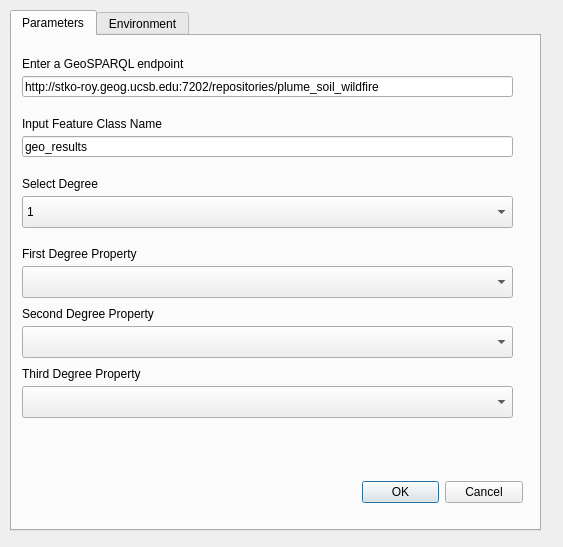
KnowWhereGraph/geoenrichment-qgis, file kwg_geoenrichment/kwg_linkedData_relationship_finder_dialog_base.ui: the form before one commit.
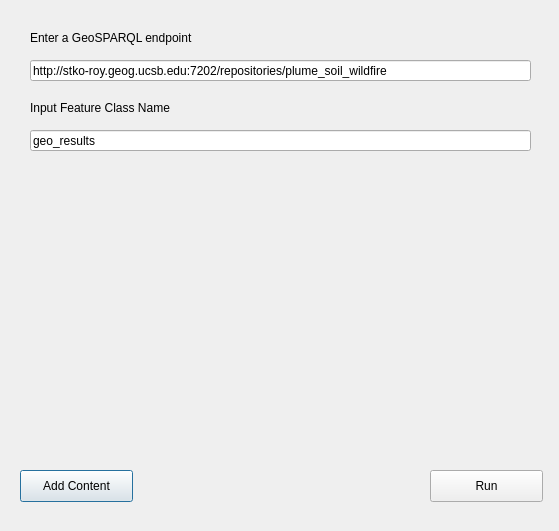
The form after the commit.

Commit message:
Adding content type on button click
Adding content type on button click

```diff
--- a/kwg_geoenrichment/kwg_linkedData_relationship_finder_dialog_base.ui
+++ b/kwg_geoenrichment/kwg_linkedData_relationship_finder_dialog_base.ui
@@ -6,119 +6,18 @@
    <rect>
     <x>0</x>
     <y>0</y>
-    <width>563</width>
-    <height>547</height>
+    <width>559</width>
+    <height>531</height>
    </rect>
   </property>
   <property name="windowTitle">
    <string>KWG Geoenrichment</string>
   </property>
-  <widget class="QTabWidget" name="tabWidget">
-   <property name="geometry">
-    <rect>
-     <x>10</x>
-     <y>10</y>
-     <width>531</width>
-     <height>521</height>
-    </rect>
-   </property>
-   <property name="toolTip">
-    <string>&lt;html&gt;&lt;head/&gt;&lt;body&gt;&lt;p&gt;Parameters&lt;/p&gt;&lt;/body&gt;&lt;/html&gt;</string>
-   </property>
-   <property name="currentIndex">
-    <number>0</number>
-   </property>
-   <widget class="QWidget" name="tab">
-    <attribute name="title">
-     <string>Parameters</string>
-    </attribute>
-    <widget class="QLabel" name="label">
-     <property name="geometry">
-      <rect>
-       <x>10</x>
-       <y>10</y>
-       <width>351</width>
-       <height>20</height>
-      </rect>
-     </property>
-     <property name="text">
-      <string/>
-     </property>
-    </widget>
-    <widget class="QLabel" name="label_2">
-     <property name="geometry">
-      <rect>
-       <x>10</x>
-       <y>210</y>
-       <width>481</width>
-       <height>16</height>
-      </rect>
-     </property>
-     <property name="text">
-      <string>First Degree Property</string>
-     </property>
-    </widget>
-    <widget class="QComboBox" name="comboBox_1">
-     <property name="geometry">
-      <rect>
-       <x>10</x>
-       <y>230</y>
-       <width>491</width>
-       <height>32</height>
-      </rect>
-     </property>
-    </widget>
-    <widget class="QLabel" name="label_6">
-     <property name="geometry">
-      <rect>
-       <x>10</x>
-       <y>270</y>
-       <width>481</width>
-       <height>16</height>
-      </rect>
-     </property>
-     <property name="text">
-      <string>Second Degree Property</string>
-     </property>
-    </widget>
-    <widget class="QLabel" name="label_7">
-     <property name="geometry">
-      <rect>
-       <x>10</x>
-       <y>330</y>
-       <width>481</width>
-       <height>16</height>
-      </rect>
-     </property>
-     <property name="text">
-      <string>Third Degree Property</string>
-     </property>
-    </widget>
-    <widget class="QComboBox" name="comboBox_2">
-     <property name="geometry">
-      <rect>
-       <x>10</x>
-       <y>290</y>
-       <width>491</width>
-       <height>32</height>
-      </rect>
-     </property>
-    </widget>
-    <widget class="QComboBox" name="comboBox_3">
-     <property name="geometry">
-      <rect>
-       <x>10</x>
-       <y>350</y>
-       <width>491</width>
-       <height>32</height>
-      </rect>
-     </property>
-    </widget>
     <widget class="QLabel" name="label_8">
      <property name="geometry">
       <rect>
-       <x>10</x>
-       <y>20</y>
+     <x>30</x>
+     <y>30</y>
        <width>481</width>
        <height>16</height>
       </rect>
@@ -127,25 +26,12 @@
       <string>Enter a GeoSPARQL endpoint</string>
      </property>
     </widget>
-    <widget class="QLabel" name="label_9">
-     <property name="geometry">
-      <rect>
-       <x>10</x>
-       <y>80</y>
-       <width>481</width>
-       <height>16</height>
-      </rect>
-     </property>
-     <property name="text">
-      <string>Input Feature Class Name</string>
-     </property>
-    </widget>
     <widget class="QLineEdit" name="lineEdit">
      <property name="geometry">
       <rect>
-       <x>10</x>
-       <y>40</y>
-       <width>491</width>
+     <x>30</x>
+     <y>60</y>
+     <width>501</width>
        <height>21</height>
       </rect>
      </property>
@@ -153,12 +39,25 @@
       <string>http://stko-roy.geog.ucsb.edu:7202/repositories/plume_soil_wildfire</string>
      </property>
     </widget>
-    <widget class="QLineEdit" name="lineEdit_2">
+  <widget class="QLabel" name="label_9">
      <property name="geometry">
       <rect>
-       <x>10</x>
+     <x>30</x>
        <y>100</y>
-       <width>491</width>
+     <width>481</width>
+     <height>16</height>
+    </rect>
+   </property>
+   <property name="text">
+    <string>Input Feature Class Name</string>
+   </property>
+  </widget>
+  <widget class="QLineEdit" name="lineEdit_2">
+   <property name="geometry">
+    <rect>
+     <x>30</x>
+     <y>130</y>
+     <width>501</width>
        <height>21</height>
       </rect>
      </property>
@@ -166,66 +65,46 @@
       <string>geo_results</string>
      </property>
     </widget>
-    <widget class="QDialogButtonBox" name="button_box">
+  <widget class="QPushButton" name="addContent">
      <property name="geometry">
       <rect>
-       <x>350</x>
-       <y>440</y>
-       <width>161</width>
+     <x>20</x>
+     <y>470</y>
+     <width>113</width>
        <height>32</height>
       </rect>
      </property>
-     <property name="orientation">
-      <enum>Qt::Horizontal</enum>
-     </property>
-     <property name="standardButtons">
-      <set>QDialogButtonBox::Cancel|QDialogButtonBox::Ok</set>
-     </property>
-    </widget>
-    <widget class="QLabel" name="label_3">
+   <property name="text">
+    <string>Add Content</string>
+   </property>
+  </widget>
+  <widget class="QPushButton" name="runLDRF">
      <property name="geometry">
       <rect>
-       <x>10</x>
-       <y>140</y>
-       <width>481</width>
-       <height>16</height>
+     <x>430</x>
+     <y>470</y>
+     <width>113</width>
+     <height>32</height>
       </rect>
      </property>
      <property name="text">
-      <string>Select Degree</string>
-     </property>
-    </widget>
-    <widget class="QComboBox" name="comboBox_degree">
+    <string>Run</string>
+   </property>
+  </widget>
+  <widget class="QWidget" name="verticalLayoutWidget">
      <property name="geometry">
       <rect>
-       <x>10</x>
-       <y>160</y>
+     <x>30</x>
+     <y>180</y>
        <width>491</width>
-       <height>32</height>
-      </rect>
-     </property>
-     <item>
-      <property name="text">
-       <string>1</string>
-      </property>
-     </item>
-     <item>
-      <property name="text">
-       <string>2</string>
-      </property>
-     </item>
-     <item>
-      <property name="text">
-       <string>3</string>
-      </property>
-     </item>
-    </widget>
-   </widget>
-   <widget class="QWidget" name="tab_2">
-    <attribute name="title">
-     <string>Environment</string>
-    </attribute>
-   </widget>
+     <height>31</height>
+    </rect>
+   </property>
+   <layout class="QVBoxLayout" name="verticalLayout">
+    <property name="sizeConstraint">
+     <enum>QLayout::SetFixedSize</enum>
+    </property>
+   </layout>
   </widget>
  </widget>
  <resources/>
```
Left out of the diff: 35 changed lines with no effect on the pictures. Lines whose indentation alone changed are shown as unchanged. The commit also changes 1 other file.
